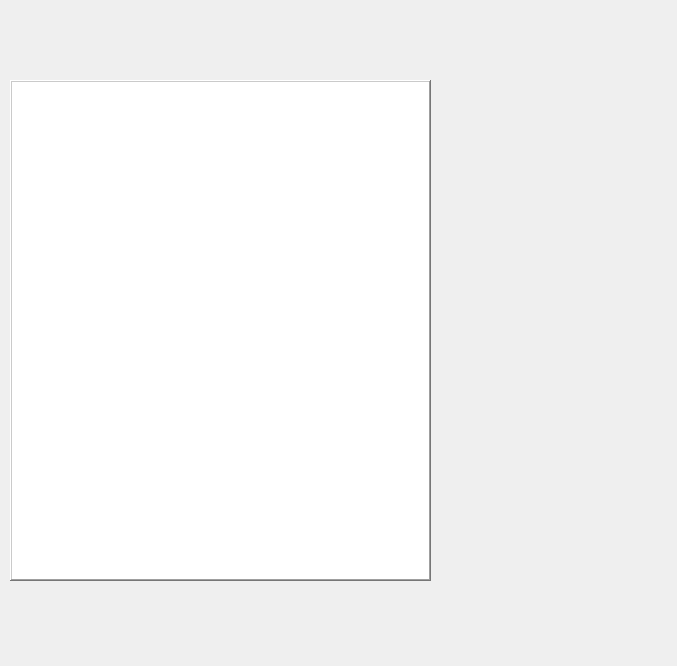
Above: userList.ui from renderedSafe/Geedunk2 before the change. Below: the same form after it.
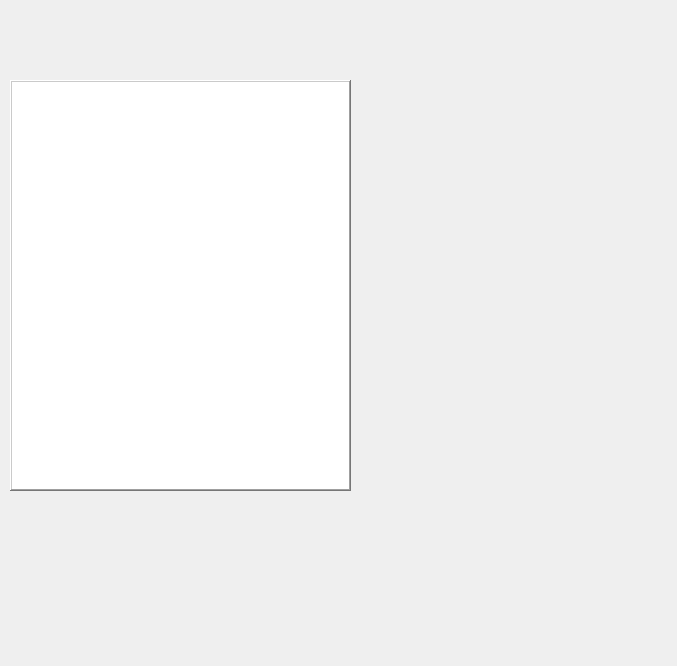
That is the form after the change.

The edit to the form file:
```diff
--- a/userList.ui
+++ b/userList.ui
@@ -18,8 +18,8 @@
     <rect>
      <x>10</x>
      <y>80</y>
-     <width>421</width>
-     <height>501</height>
+     <width>341</width>
+     <height>411</height>
     </rect>
    </property>
    <property name="sizePolicy">
```
